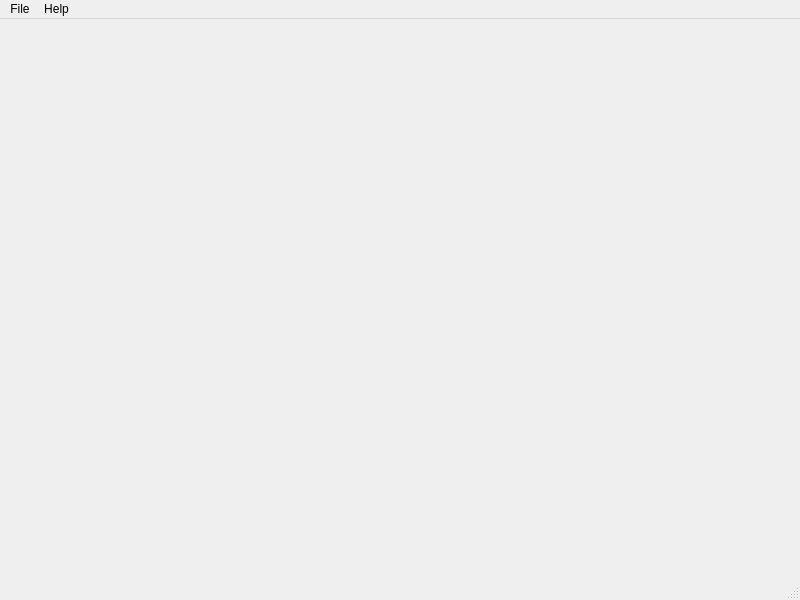
First picture: the form in ui/mainwindow.ui, repository HunarPG/Gen-3-Predictor-PySide6, before the edit.
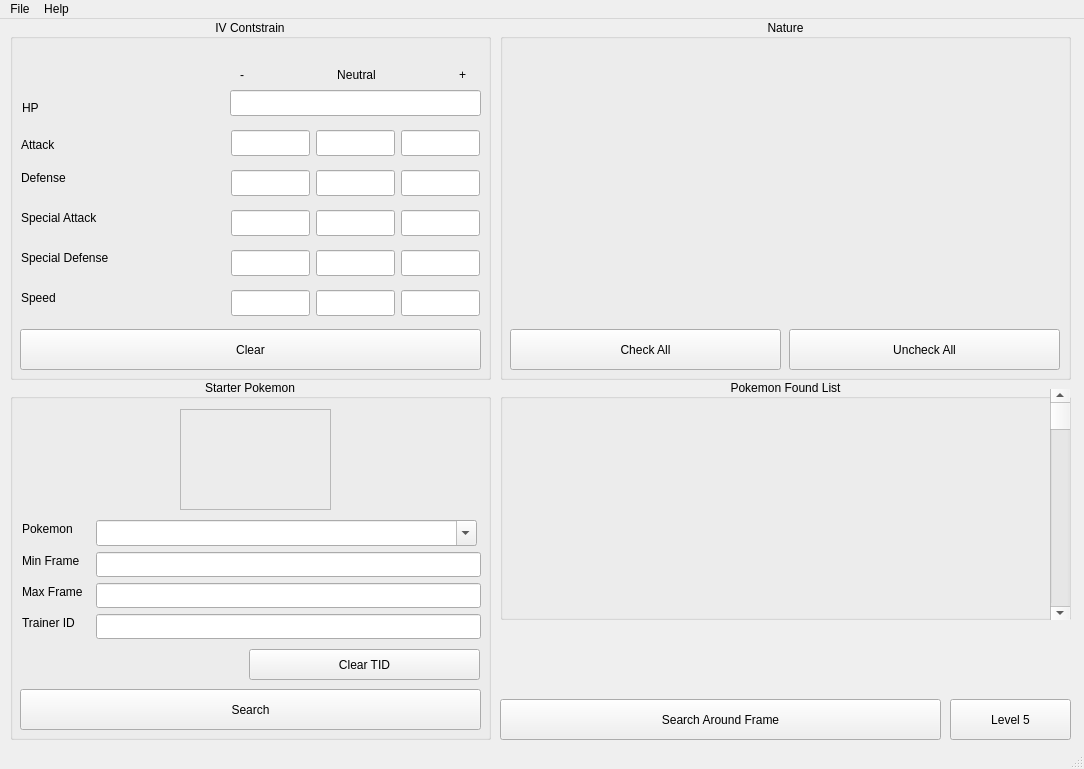
Second picture: the form after the edit.

Commit message: Designed the Entire Main Window Layout(Mostly Done)

What changed in the file:
```diff
--- a/ui/mainwindow.ui
+++ b/ui/mainwindow.ui
@@ -6,20 +6,557 @@
    <rect>
     <x>0</x>
     <y>0</y>
-    <width>800</width>
-    <height>600</height>
+    <width>1084</width>
+    <height>769</height>
    </rect>
   </property>
   <property name="windowTitle">
    <string>Pokemon Gen 3 Starter Manip</string>
   </property>
-  <widget class="QWidget" name="centralwidget"/>
+  <widget class="QWidget" name="centralwidget">
+   <widget class="QGroupBox" name="groupBox_IV_Constrain">
+    <property name="geometry">
+     <rect>
+      <x>10</x>
+      <y>0</y>
+      <width>481</width>
+      <height>361</height>
+     </rect>
+    </property>
+    <property name="title">
+     <string>IV Contstrain</string>
+    </property>
+    <property name="alignment">
+     <set>Qt::AlignmentFlag::AlignCenter</set>
+    </property>
+    <property name="flat">
+     <bool>false</bool>
+    </property>
+    <property name="checkable">
+     <bool>false</bool>
+    </property>
+    <widget class="QPushButton" name="pushButton_Clear_Constrain">
+     <property name="geometry">
+      <rect>
+       <x>10</x>
+       <y>310</y>
+       <width>461</width>
+       <height>41</height>
+      </rect>
+     </property>
+     <property name="text">
+      <string>Clear</string>
+     </property>
+    </widget>
+    <widget class="QLabel" name="label_Neutral_Iv_Or_Not">
+     <property name="geometry">
+      <rect>
+       <x>230</x>
+       <y>40</y>
+       <width>241</width>
+       <height>31</height>
+      </rect>
+     </property>
+     <property name="text">
+      <string>-                            Neutral                         +</string>
+     </property>
+    </widget>
+    <widget class="QLabel" name="label_HP_IV">
+     <property name="geometry">
+      <rect>
+       <x>12</x>
+       <y>80</y>
+       <width>18</width>
+       <height>18</height>
+      </rect>
+     </property>
+     <property name="text">
+      <string>HP</string>
+     </property>
+    </widget>
+    <widget class="QLabel" name="label_Attack_IV">
+     <property name="geometry">
+      <rect>
+       <x>11</x>
+       <y>117</y>
+       <width>39</width>
+       <height>18</height>
+      </rect>
+     </property>
+     <property name="text">
+      <string>Attack</string>
+     </property>
+    </widget>
+    <widget class="QLabel" name="label_Defense_IV">
+     <property name="geometry">
+      <rect>
+       <x>11</x>
+       <y>150</y>
+       <width>51</width>
+       <height>18</height>
+      </rect>
+     </property>
+     <property name="text">
+      <string>Defense</string>
+     </property>
+    </widget>
+    <widget class="QLabel" name="label_Special_Attack_IV">
+     <property name="geometry">
+      <rect>
+       <x>11</x>
+       <y>190</y>
+       <width>85</width>
+       <height>18</height>
+      </rect>
+     </property>
+     <property name="text">
+      <string>Special Attack</string>
+     </property>
+    </widget>
+    <widget class="QLabel" name="label_Special_Defense_IV">
+     <property name="geometry">
+      <rect>
+       <x>11</x>
+       <y>230</y>
+       <width>97</width>
+       <height>18</height>
+      </rect>
+     </property>
+     <property name="text">
+      <string>Special Defense</string>
+     </property>
+    </widget>
+    <widget class="QLabel" name="label_Speed_IV">
+     <property name="geometry">
+      <rect>
+       <x>11</x>
+       <y>270</y>
+       <width>38</width>
+       <height>18</height>
+      </rect>
+     </property>
+     <property name="text">
+      <string>Speed</string>
+     </property>
+    </widget>
+    <widget class="QLineEdit" name="lineEdit_HP_IV">
+     <property name="geometry">
+      <rect>
+       <x>220</x>
+       <y>71</y>
+       <width>251</width>
+       <height>26</height>
+      </rect>
+     </property>
+    </widget>
+    <widget class="QLineEdit" name="lineEdit_Minu_Attack_IV">
+     <property name="geometry">
+      <rect>
+       <x>221</x>
+       <y>111</y>
+       <width>79</width>
+       <height>26</height>
+      </rect>
+     </property>
+    </widget>
+    <widget class="QLineEdit" name="lineEdit_Neutral_Attack_IV">
+     <property name="geometry">
+      <rect>
+       <x>306</x>
+       <y>111</y>
+       <width>79</width>
+       <height>26</height>
+      </rect>
+     </property>
+    </widget>
+    <widget class="QLineEdit" name="lineEdit_Plus_Attack_IV">
+     <property name="geometry">
+      <rect>
+       <x>391</x>
+       <y>111</y>
+       <width>79</width>
+       <height>26</height>
+      </rect>
+     </property>
+    </widget>
+    <widget class="QLineEdit" name="lineEdit_Minu_Defense_IV">
+     <property name="geometry">
+      <rect>
+       <x>221</x>
+       <y>151</y>
+       <width>79</width>
+       <height>26</height>
+      </rect>
+     </property>
+    </widget>
+    <widget class="QLineEdit" name="lineEdit_Neutral_Defense_IV">
+     <property name="geometry">
+      <rect>
+       <x>306</x>
+       <y>151</y>
+       <width>79</width>
+       <height>26</height>
+      </rect>
+     </property>
+    </widget>
+    <widget class="QLineEdit" name="lineEdit_Plus_Attack_IV_2">
+     <property name="geometry">
+      <rect>
+       <x>391</x>
+       <y>151</y>
+       <width>79</width>
+       <height>26</height>
+      </rect>
+     </property>
+    </widget>
+    <widget class="QLineEdit" name="lineEdit_Minus_Special_Attack_IV">
+     <property name="geometry">
+      <rect>
+       <x>221</x>
+       <y>191</y>
+       <width>79</width>
+       <height>26</height>
+      </rect>
+     </property>
+    </widget>
+    <widget class="QLineEdit" name="lineEdit_Neutral_Special_Attack_IV">
+     <property name="geometry">
+      <rect>
+       <x>306</x>
+       <y>191</y>
+       <width>79</width>
+       <height>26</height>
+      </rect>
+     </property>
+    </widget>
+    <widget class="QLineEdit" name="lineEdit_Plus_Special_Attack_IV">
+     <property name="geometry">
+      <rect>
+       <x>391</x>
+       <y>191</y>
+       <width>79</width>
+       <height>26</height>
+      </rect>
+     </property>
+    </widget>
+    <widget class="QLineEdit" name="lineEdit_Minus_Special_Defense_IV">
+     <property name="geometry">
+      <rect>
+       <x>221</x>
+       <y>231</y>
+       <width>79</width>
+       <height>26</height>
+      </rect>
+     </property>
+    </widget>
+    <widget class="QLineEdit" name="lineEdit_Neutral_Special_Defense_IV">
+     <property name="geometry">
+      <rect>
+       <x>306</x>
+       <y>231</y>
+       <width>79</width>
+       <height>26</height>
+      </rect>
+     </property>
+    </widget>
+    <widget class="QLineEdit" name="lineEdit_Plus_Special_Defense_IV">
+     <property name="geometry">
+      <rect>
+       <x>391</x>
+       <y>231</y>
+       <width>79</width>
+       <height>26</height>
+      </rect>
+     </property>
+    </widget>
+    <widget class="QLineEdit" name="lineEdit_Minus_Speed_IV">
+     <property name="geometry">
+      <rect>
+       <x>221</x>
+       <y>271</y>
+       <width>79</width>
+       <height>26</height>
+      </rect>
+     </property>
+    </widget>
+    <widget class="QLineEdit" name="lineEdit_Neutral_Speed_IV">
+     <property name="geometry">
+      <rect>
+       <x>306</x>
+       <y>271</y>
+       <width>79</width>
+       <height>26</height>
+      </rect>
+     </property>
+    </widget>
+    <widget class="QLineEdit" name="lineEdit_Plus_Speed_IV">
+     <property name="geometry">
+      <rect>
+       <x>391</x>
+       <y>271</y>
+       <width>79</width>
+       <height>26</height>
+      </rect>
+     </property>
+    </widget>
+   </widget>
+   <widget class="QGroupBox" name="groupBox_Nature">
+    <property name="geometry">
+     <rect>
+      <x>500</x>
+      <y>0</y>
+      <width>571</width>
+      <height>361</height>
+     </rect>
+    </property>
+    <property name="title">
+     <string>Nature</string>
+    </property>
+    <property name="alignment">
+     <set>Qt::AlignmentFlag::AlignCenter</set>
+    </property>
+    <widget class="QPushButton" name="pushButton_Check_All_Nature">
+     <property name="geometry">
+      <rect>
+       <x>10</x>
+       <y>310</y>
+       <width>271</width>
+       <height>41</height>
+      </rect>
+     </property>
+     <property name="text">
+      <string>Check All</string>
+     </property>
+    </widget>
+    <widget class="QPushButton" name="pushButton_UnCheck_All_Nature">
+     <property name="geometry">
+      <rect>
+       <x>289</x>
+       <y>310</y>
+       <width>271</width>
+       <height>41</height>
+      </rect>
+     </property>
+     <property name="text">
+      <string>Uncheck All</string>
+     </property>
+    </widget>
+   </widget>
+   <widget class="QGroupBox" name="groupBox_Starter_Pokemon">
+    <property name="geometry">
+     <rect>
+      <x>10</x>
+      <y>360</y>
+      <width>481</width>
+      <height>361</height>
+     </rect>
+    </property>
+    <property name="title">
+     <string>Starter Pokemon</string>
+    </property>
+    <property name="alignment">
+     <set>Qt::AlignmentFlag::AlignCenter</set>
+    </property>
+    <widget class="QPushButton" name="pushButton_Search_Pokemon">
+     <property name="geometry">
+      <rect>
+       <x>10</x>
+       <y>310</y>
+       <width>461</width>
+       <height>41</height>
+      </rect>
+     </property>
+     <property name="text">
+      <string>Search</string>
+     </property>
+    </widget>
+    <widget class="QPushButton" name="pushButton_Clear_TID">
+     <property name="geometry">
+      <rect>
+       <x>239</x>
+       <y>270</y>
+       <width>231</width>
+       <height>31</height>
+      </rect>
+     </property>
+     <property name="text">
+      <string>Clear TID</string>
+     </property>
+    </widget>
+    <widget class="QLineEdit" name="lineEdit_Trainer_ID">
+     <property name="geometry">
+      <rect>
+       <x>86</x>
+       <y>235</y>
+       <width>385</width>
+       <height>25</height>
+      </rect>
+     </property>
+    </widget>
+    <widget class="QLabel" name="label_Trainer_ID">
+     <property name="geometry">
+      <rect>
+       <x>12</x>
+       <y>235</y>
+       <width>61</width>
+       <height>18</height>
+      </rect>
+     </property>
+     <property name="text">
+      <string>Trainer ID</string>
+     </property>
+    </widget>
+    <widget class="QLabel" name="label_Max_Frame">
+     <property name="geometry">
+      <rect>
+       <x>12</x>
+       <y>204</y>
+       <width>68</width>
+       <height>18</height>
+      </rect>
+     </property>
+     <property name="text">
+      <string>Max Frame</string>
+     </property>
+    </widget>
+    <widget class="QLineEdit" name="lineEdit_Max_Frame">
+     <property name="geometry">
+      <rect>
+       <x>86</x>
+       <y>204</y>
+       <width>385</width>
+       <height>25</height>
+      </rect>
+     </property>
+    </widget>
+    <widget class="QLineEdit" name="lineEdit_Minimum_Frame">
+     <property name="geometry">
+      <rect>
+       <x>86</x>
+       <y>173</y>
+       <width>385</width>
+       <height>25</height>
+      </rect>
+     </property>
+    </widget>
+    <widget class="QLabel" name="label_Min_Frame">
+     <property name="geometry">
+      <rect>
+       <x>12</x>
+       <y>173</y>
+       <width>66</width>
+       <height>18</height>
+      </rect>
+     </property>
+     <property name="text">
+      <string>Min Frame</string>
+     </property>
+    </widget>
+    <widget class="QFrame" name="frame_Pokemon_Image">
+     <property name="geometry">
+      <rect>
+       <x>170</x>
+       <y>30</y>
+       <width>151</width>
+       <height>101</height>
+      </rect>
+     </property>
+     <property name="frameShape">
+      <enum>QFrame::Shape::StyledPanel</enum>
+     </property>
+     <property name="frameShadow">
+      <enum>QFrame::Shadow::Raised</enum>
+     </property>
+    </widget>
+    <widget class="QLabel" name="label_Pokemon_Name">
+     <property name="geometry">
+      <rect>
+       <x>12</x>
+       <y>141</y>
+       <width>59</width>
+       <height>18</height>
+      </rect>
+     </property>
+     <property name="text">
+      <string>Pokemon</string>
+     </property>
+    </widget>
+    <widget class="QComboBox" name="comboBox_Pokemon_Names">
+     <property name="geometry">
+      <rect>
+       <x>86</x>
+       <y>141</y>
+       <width>381</width>
+       <height>26</height>
+      </rect>
+     </property>
+     <property name="editable">
+      <bool>true</bool>
+     </property>
+    </widget>
+   </widget>
+   <widget class="QGroupBox" name="groupBox_Pokemon_Found_List">
+    <property name="geometry">
+     <rect>
+      <x>500</x>
+      <y>360</y>
+      <width>571</width>
+      <height>241</height>
+     </rect>
+    </property>
+    <property name="title">
+     <string>Pokemon Found List</string>
+    </property>
+    <property name="alignment">
+     <set>Qt::AlignmentFlag::AlignCenter</set>
+    </property>
+    <widget class="QScrollBar" name="verticalScrollBar">
+     <property name="geometry">
+      <rect>
+       <x>550</x>
+       <y>10</y>
+       <width>20</width>
+       <height>231</height>
+      </rect>
+     </property>
+     <property name="orientation">
+      <enum>Qt::Orientation::Vertical</enum>
+     </property>
+    </widget>
+   </widget>
+   <widget class="QPushButton" name="pushButton_Search_Around_Frame">
+    <property name="geometry">
+     <rect>
+      <x>500</x>
+      <y>680</y>
+      <width>441</width>
+      <height>41</height>
+     </rect>
+    </property>
+    <property name="text">
+     <string>Search Around Frame</string>
+    </property>
+   </widget>
+   <widget class="QPushButton" name="pushButton_Change_Pokemon_Level">
+    <property name="geometry">
+     <rect>
+      <x>950</x>
+      <y>680</y>
+      <width>121</width>
+      <height>41</height>
+     </rect>
+    </property>
+    <property name="text">
+     <string>Level 5</string>
+    </property>
+   </widget>
+  </widget>
   <widget class="QMenuBar" name="menubar">
    <property name="geometry">
     <rect>
      <x>0</x>
      <y>0</y>
-     <width>800</width>
+     <width>1084</width>
      <height>23</height>
     </rect>
    </property>
```
Left out of the diff: 4 changed lines with no effect on the pictures.
